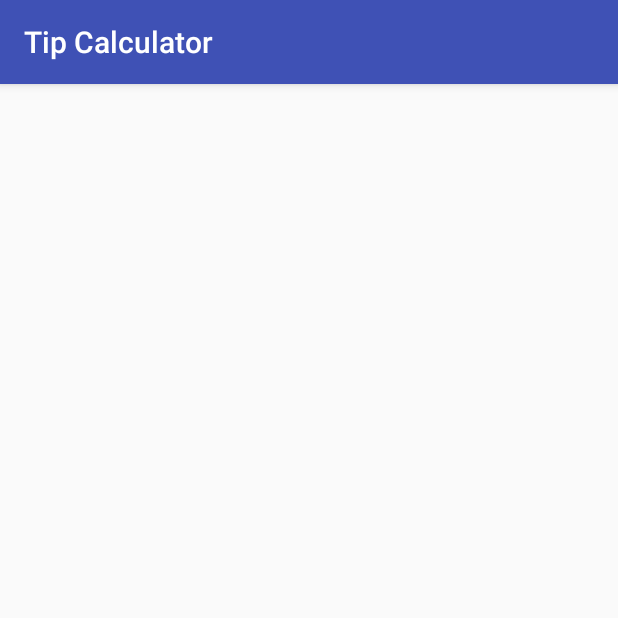
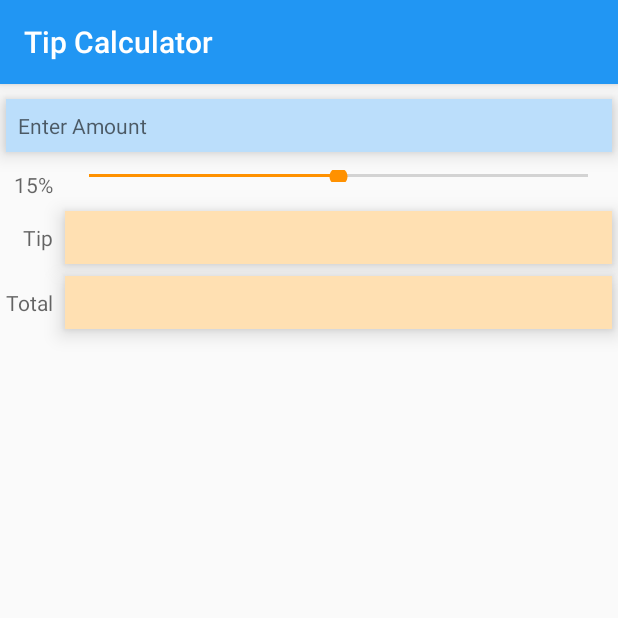
Before and after one commit to FishProgram/Tip-Calculator, an Android app: the screen it shows after launch (MainActivity), on a phone screen of 412 x 824 dp, the top half of it. Run offline under Robolectric (Android 15) with nearby library versions, the phone set to English and light mode, and no system bars.

Commit message:
create ui

```diff
--- a/app/src/main/res/layout/activity_main.xml
+++ b/app/src/main/res/layout/activity_main.xml
@@ -1,9 +1,97 @@
 <?xml version="1.0" encoding="utf-8"?>
-<android.support.constraint.ConstraintLayout xmlns:android="http://schemas.android.com/apk/res/android"
+<GridLayout xmlns:android="http://schemas.android.com/apk/res/android"
     xmlns:app="http://schemas.android.com/apk/res-auto"
     xmlns:tools="http://schemas.android.com/tools"
+    android:id="@+id/gridLayout"
     android:layout_width="match_parent"
     android:layout_height="match_parent"
+    android:columnCount="2"
+    android:useDefaultMargins="true"
     tools:context="com.example.kirill.tipcalculator.MainActivity">
 
-</android.support.constraint.ConstraintLayout>
+    <EditText
+        android:id="@+id/amountEditText"
+        android:layout_width="match_parent"
+        android:layout_height="wrap_content"
+        android:layout_column="0"
+        android:layout_columnSpan="2"
+        android:digits="0123456789"
+        android:ems="10"
+        android:inputType="number"
+        android:maxLength="6" />
+
+    <TextView
+        android:id="@+id/amountTextView"
+        android:layout_width="match_parent"
+        android:layout_height="wrap_content"
+        android:layout_column="0"
+        android:layout_columnSpan="2"
+        android:layout_gravity="fill_horizontal"
+        android:layout_row="0"
+        android:background="@color/amount_backgroun"
+        android:elevation="@dimen/elevation"
+        android:hint="@string/enter_amount"
+        android:padding="@dimen/textview_padding" />
+
+    <TextView
+        android:id="@+id/percentTextView"
+        android:layout_width="wrap_content"
+        android:layout_height="wrap_content"
+        android:layout_column="0"
+        android:layout_gravity="right|center_vertical"
+        android:layout_row="1"
+        android:hint="@string/tip_percentage" />
+
+    <SeekBar
+        android:id="@+id/percentSeekBar"
+        android:layout_width="wrap_content"
+        android:layout_height="@dimen/seekbar_height"
+        android:layout_column="1"
+        android:layout_gravity="fill_horizontal"
+        android:layout_row="1"
+        android:max="30"
+        android:progress="15" />
+
+    <TextView
+        android:id="@+id/tipLabelTextView"
+        android:layout_width="wrap_content"
+        android:layout_height="wrap_content"
+        android:layout_column="0"
+        android:layout_gravity="right"
+        android:layout_row="2"
+        android:hint="@string/tip" />
+
+    <TextView
+        android:id="@+id/tipTextView"
+        android:layout_width="wrap_content"
+        android:layout_height="wrap_content"
+        android:layout_column="1"
+        android:layout_gravity="fill_horizontal"
+        android:layout_row="2"
+        android:background="@color/result_background"
+        android:elevation="@dimen/elevation"
+        android:gravity="center"
+        android:padding="@dimen/textview_padding" />
+
+    <TextView
+        android:id="@+id/totalLabelTextView"
+        android:layout_width="wrap_content"
+        android:layout_height="wrap_content"
+        android:layout_column="0"
+        android:layout_gravity="right"
+        android:layout_row="3"
+        android:hint="@string/total" />
+
+    <TextView
+        android:id="@+id/totalTextView"
+        android:layout_width="wrap_content"
+        android:layout_height="wrap_content"
+        android:layout_column="1"
+        android:layout_gravity="fill_horizontal"
+        android:layout_row="3"
+        android:background="@color/result_background"
+        android:elevation="@dimen/elevation"
+        android:gravity="center"
+        android:padding="@dimen/textview_padding" />
+
+</GridLayout>
--- a/app/src/main/res/values/colors.xml
+++ b/app/src/main/res/values/colors.xml
@@ -1,6 +1,8 @@
 <?xml version="1.0" encoding="utf-8"?>
 <resources>
-    <color name="colorPrimary">#3F51B5</color>
-    <color name="colorPrimaryDark">#303F9F</color>
-    <color name="colorAccent">#FF4081</color>
+    <color name="colorPrimary">#2196f3</color>
+    <color name="colorPrimaryDark">#1976d2</color>
+    <color name="colorAccent">#ff9100</color>
+    <color name="amount_backgroun">#bbdefb</color>
+    <color name="result_background">#ffe0b2</color>
 </resources>
--- a/app/src/main/res/values/strings.xml
+++ b/app/src/main/res/values/strings.xml
@@ -1,3 +1,7 @@
 <resources>
     <string name="app_name">Tip Calculator</string>
+    <string name="enter_amount">Enter Amount</string>
+    <string name="tip_percentage">15%</string>
+    <string name="tip">Tip</string>
+    <string name="total">Total</string>
 </resources>
```
